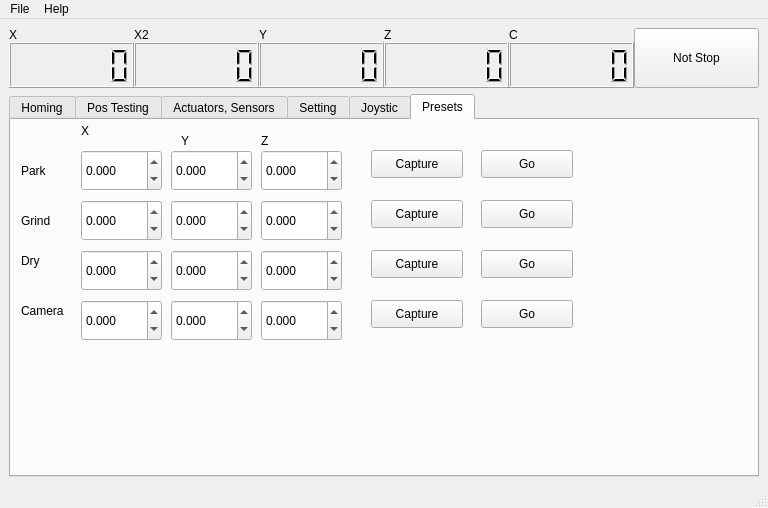
Before: the Qt Designer form Gui.ui in gxurma/PythonCanSteering, drawn with Qt 5.
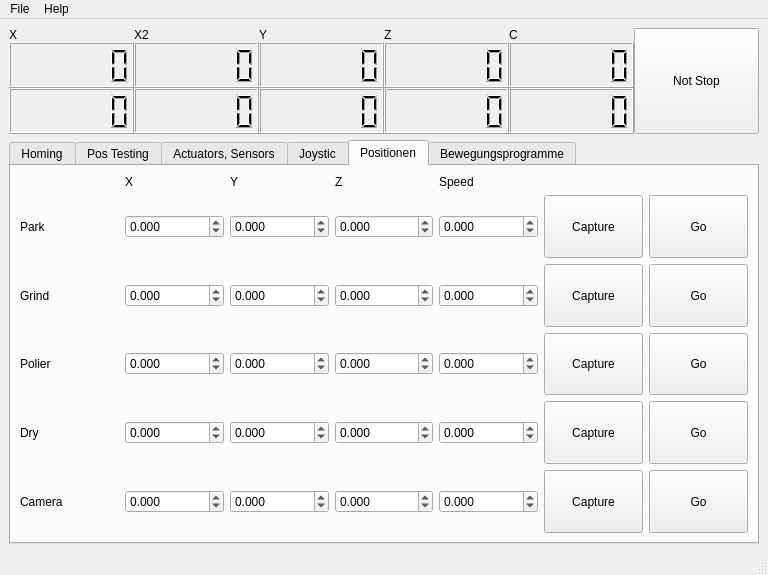
After: the same form once the commit is applied. The open tabs and pages were chosen to show the change.

Commit message: added new gui parts for postion handling

The edit to the form file:
```diff
--- a/Gui.ui
+++ b/Gui.ui
@@ -7,7 +7,7 @@
     <x>0</x>
     <y>0</y>
     <width>768</width>
-    <height>508</height>
+    <height>575</height>
    </rect>
   </property>
   <property name="windowTitle">
@@ -139,7 +139,7 @@
       <item row="0" column="5" rowspan="3">
        <widget class="QPushButton" name="pushButtonNotStop">
         <property name="sizePolicy">
-         <sizepolicy hsizetype="Minimum" vsizetype="Preferred">
+         <sizepolicy hsizetype="Expanding" vsizetype="Preferred">
           <horstretch>0</horstretch>
           <verstretch>0</verstretch>
          </sizepolicy>
@@ -178,6 +178,119 @@
         </property>
        </widget>
       </item>
+      <item row="2" column="0">
+       <widget class="QLCDNumber" name="lcdNumberDROPosCf">
+        <property name="sizePolicy">
+         <sizepolicy hsizetype="Expanding" vsizetype="Preferred">
+          <horstretch>0</horstretch>
+          <verstretch>0</verstretch>
+         </sizepolicy>
+        </property>
+        <property name="minimumSize">
+         <size>
+          <width>0</width>
+          <height>46</height>
+         </size>
+        </property>
+        <property name="numDigits">
+         <number>6</number>
+        </property>
+        <property name="segmentStyle">
+         <enum>QLCDNumber::Filled</enum>
+        </property>
+       </widget>
+      </item>
+      <item row="2" column="1">
+       <widget class="QLCDNumber" name="lcdNumberDROPosYf">
+        <property name="sizePolicy">
+         <sizepolicy hsizetype="Expanding" vsizetype="Preferred">
+          <horstretch>0</horstretch>
+          <verstretch>0</verstretch>
+         </sizepolicy>
+        </property>
+        <property name="minimumSize">
+         <size>
+          <width>0</width>
+          <height>46</height>
+         </size>
+        </property>
+        <property name="numDigits">
+         <number>6</number>
+        </property>
+        <property name="segmentStyle">
+         <enum>QLCDNumber::Filled</enum>
+        </property>
+       </widget>
+      </item>
+      <item row="2" column="3">
+       <widget class="QLCDNumber" name="lcdNumberDROPosX2f">
+        <property name="enabled">
+         <bool>true</bool>
+        </property>
+        <property name="sizePolicy">
+         <sizepolicy hsizetype="Expanding" vsizetype="Preferred">
+          <horstretch>0</horstretch>
+          <verstretch>0</verstretch>
+         </sizepolicy>
+        </property>
+        <property name="minimumSize">
+         <size>
+          <width>0</width>
+          <height>46</height>
+         </size>
+        </property>
+        <property name="numDigits">
+         <number>6</number>
+        </property>
+        <property name="segmentStyle">
+         <enum>QLCDNumber::Filled</enum>
+        </property>
+       </widget>
+      </item>
+      <item row="2" column="4">
+       <widget class="QLCDNumber" name="lcdNumberDROPosXf">
+        <property name="sizePolicy">
+         <sizepolicy hsizetype="Expanding" vsizetype="Preferred">
+          <horstretch>0</horstretch>
+          <verstretch>0</verstretch>
+         </sizepolicy>
+        </property>
+        <property name="minimumSize">
+         <size>
+          <width>0</width>
+          <height>46</height>
+         </size>
+        </property>
+        <property name="numDigits">
+         <number>6</number>
+        </property>
+        <property name="segmentStyle">
+         <enum>QLCDNumber::Filled</enum>
+        </property>
+       </widget>
+      </item>
+      <item row="2" column="2">
+       <widget class="QLCDNumber" name="lcdNumberDROPosZf">
+        <property name="sizePolicy">
+         <sizepolicy hsizetype="Expanding" vsizetype="Preferred">
+          <horstretch>0</horstretch>
+          <verstretch>0</verstretch>
+         </sizepolicy>
+        </property>
+        <property name="minimumSize">
+         <size>
+          <width>0</width>
+          <height>46</height>
+         </size>
+        </property>
+        <property name="numDigits">
+         <number>6</number>
+        </property>
+        <property name="segmentStyle">
+         <enum>QLCDNumber::Filled</enum>
+        </property>
+       </widget>
+      </item>
      </layout>
     </item>
     <item row="1" column="0">
@@ -1066,43 +1179,6 @@
         </item>
        </layout>
       </widget>
-      <widget class="QWidget" name="tab_4">
-       <attribute name="title">
-        <string>Setting</string>
-       </attribute>
-       <widget class="QPushButton" name="pushButtonJoysticMode">
-        <property name="geometry">
-         <rect>
-          <x>10</x>
-          <y>10</y>
-          <width>111</width>
-          <height>71</height>
-         </rect>
-        </property>
-        <property name="text">
-         <string>Joystic mode</string>
-        </property>
-        <property name="checkable">
-         <bool>true</bool>
-        </property>
-       </widget>
-       <widget class="QPushButton" name="pushButtonbCNCMode">
-        <property name="geometry">
-         <rect>
-          <x>150</x>
-          <y>10</y>
-          <width>111</width>
-          <height>71</height>
-         </rect>
-        </property>
-        <property name="text">
-         <string>bCNC mode</string>
-        </property>
-        <property name="checkable">
-         <bool>true</bool>
-        </property>
-       </widget>
-      </widget>
       <widget class="QWidget" name="tab_5">
        <attribute name="title">
         <string>Joystic</string>
@@ -1282,465 +1358,642 @@
       </widget>
       <widget class="QWidget" name="tab_6">
        <attribute name="title">
-        <string>Presets</string>
+        <string>Positionen</string>
        </attribute>
-       <widget class="QDoubleSpinBox" name="doubleSpinBox_ParkX">
+       <layout class="QGridLayout" name="gridLayout_6">
+        <item row="0" column="1">
+         <widget class="QLabel" name="label_14">
+          <property name="sizePolicy">
+           <sizepolicy hsizetype="Preferred" vsizetype="Fixed">
+            <horstretch>0</horstretch>
+            <verstretch>0</verstretch>
+           </sizepolicy>
+          </property>
+          <property name="text">
+           <string>X</string>
+          </property>
+         </widget>
+        </item>
+        <item row="0" column="2">
+         <widget class="QLabel" name="label_15">
+          <property name="sizePolicy">
+           <sizepolicy hsizetype="Preferred" vsizetype="Fixed">
+            <horstretch>0</horstretch>
+            <verstretch>0</verstretch>
+           </sizepolicy>
+          </property>
+          <property name="text">
+           <string>Y</string>
+          </property>
+         </widget>
+        </item>
+        <item row="0" column="3">
+         <widget class="QLabel" name="label_16">
+          <property name="sizePolicy">
+           <sizepolicy hsizetype="Preferred" vsizetype="Fixed">
+            <horstretch>0</horstretch>
+            <verstretch>0</verstretch>
+           </sizepolicy>
+          </property>
+          <property name="text">
+           <string>Z</string>
+          </property>
+         </widget>
+        </item>
+        <item row="0" column="4">
+         <widget class="QLabel" name="label_22">
+          <property name="sizePolicy">
+           <sizepolicy hsizetype="Preferred" vsizetype="Fixed">
+            <horstretch>0</horstretch>
+            <verstretch>0</verstretch>
+           </sizepolicy>
+          </property>
+          <property name="text">
+           <string>Speed</string>
+          </property>
+         </widget>
+        </item>
+        <item row="1" column="0">
+         <widget class="QLabel" name="label_17">
+          <property name="sizePolicy">
+           <sizepolicy hsizetype="Preferred" vsizetype="Preferred">
+            <horstretch>0</horstretch>
+            <verstretch>0</verstretch>
+           </sizepolicy>
+          </property>
+          <property name="text">
+           <string>Park</string>
+          </property>
+         </widget>
+        </item>
+        <item row="1" column="1">
+         <widget class="QDoubleSpinBox" name="doubleSpinBox_ParkX">
+          <property name="decimals">
+           <number>3</number>
+          </property>
+          <property name="minimum">
+           <double>-200.000000000000000</double>
+          </property>
+          <property name="maximum">
+           <double>200.000000000000000</double>
+          </property>
+          <property name="singleStep">
+           <double>0.001000000000000</double>
+          </property>
+         </widget>
+        </item>
+        <item row="1" column="2">
+         <widget class="QDoubleSpinBox" name="doubleSpinBox_ParkY">
+          <property name="decimals">
+           <number>3</number>
+          </property>
+          <property name="minimum">
+           <double>-200.000000000000000</double>
+          </property>
+          <property name="maximum">
+           <double>200.000000000000000</double>
+          </property>
+          <property name="singleStep">
+           <double>0.001000000000000</double>
+          </property>
+         </widget>
+        </item>
+        <item row="1" column="3">
+         <widget class="QDoubleSpinBox" name="doubleSpinBox_ParkZ">
+          <property name="decimals">
+           <number>3</number>
+          </property>
+          <property name="minimum">
+           <double>-50.000000000000000</double>
+          </property>
+          <property name="maximum">
+           <double>4.000000000000000</double>
+          </property>
+          <property name="singleStep">
+           <double>0.001000000000000</double>
+          </property>
+         </widget>
+        </item>
+        <item row="1" column="4">
+         <widget class="QDoubleSpinBox" name="doubleSpinBox_ParkSpeed">
+          <property name="decimals">
+           <number>3</number>
+          </property>
+          <property name="minimum">
+           <double>-200.000000000000000</double>
+          </property>
+          <property name="maximum">
+           <double>200.000000000000000</double>
+          </property>
+          <property name="singleStep">
+           <double>0.001000000000000</double>
+          </property>
+         </widget>
+        </item>
+        <item row="1" column="5">
+         <widget class="QPushButton" name="pushButton_CapturePark">
+          <property name="sizePolicy">
+           <sizepolicy hsizetype="Minimum" vsizetype="Expanding">
+            <horstretch>0</horstretch>
+            <verstretch>0</verstretch>
+           </sizepolicy>
+          </property>
+          <property name="text">
+           <string>Capture</string>
+          </property>
+         </widget>
+        </item>
+        <item row="1" column="6">
+         <widget class="QPushButton" name="pushButton_GoPark">
+          <property name="sizePolicy">
+           <sizepolicy hsizetype="Minimum" vsizetype="Expanding">
+            <horstretch>0</horstretch>
+            <verstretch>0</verstretch>
+           </sizepolicy>
+          </property>
+          <property name="text">
+           <string>Go</string>
+          </property>
+         </widget>
+        </item>
+        <item row="2" column="0">
+         <widget class="QLabel" name="label_18">
+          <property name="text">
+           <string>Grind</string>
+          </property>
+         </widget>
+        </item>
+        <item row="2" column="1">
+         <widget class="QDoubleSpinBox" name="doubleSpinBox_GrindX">
+          <property name="decimals">
+           <number>3</number>
+          </property>
+          <property name="minimum">
+           <double>-200.000000000000000</double>
+          </property>
+          <property name="maximum">
+           <double>200.000000000000000</double>
+          </property>
+          <property name="singleStep">
+           <double>0.001000000000000</double>
+          </property>
+         </widget>
+        </item>
+        <item row="2" column="2">
+         <widget class="QDoubleSpinBox" name="doubleSpinBox_GrindY">
+          <property name="decimals">
+           <number>3</number>
+          </property>
+          <property name="minimum">
+           <double>-200.000000000000000</double>
+          </property>
+          <property name="maximum">
+           <double>200.000000000000000</double>
+          </property>
+          <property name="singleStep">
+           <double>0.001000000000000</double>
+          </property>
+         </widget>
+        </item>
+        <item row="2" column="3">
+         <widget class="QDoubleSpinBox" name="doubleSpinBox_GrindZ">
+          <property name="decimals">
+           <number>3</number>
+          </property>
+          <property name="minimum">
+           <double>-50.000000000000000</double>
+          </property>
+          <property name="maximum">
+           <double>4.000000000000000</double>
+          </property>
+          <property name="singleStep">
+           <double>0.001000000000000</double>
+          </property>
+         </widget>
+        </item>
+        <item row="2" column="4">
+         <widget class="QDoubleSpinBox" name="doubleSpinBox_GrindSpeed">
+          <property name="decimals">
+           <number>3</number>
+          </property>
+          <property name="minimum">
+           <double>-200.000000000000000</double>
+          </property>
+          <property name="maximum">
+           <double>200.000000000000000</double>
+          </property>
+          <property name="singleStep">
+           <double>0.001000000000000</double>
+          </property>
+         </widget>
+        </item>
+        <item row="2" column="5">
+         <widget class="QPushButton" name="pushButton_CaptureGrind">
+          <property name="sizePolicy">
+           <sizepolicy hsizetype="Minimum" vsizetype="Expanding">
+            <horstretch>0</horstretch>
+            <verstretch>0</verstretch>
+           </sizepolicy>
+          </property>
+          <property name="text">
+           <string>Capture</string>
+          </property>
+         </widget>
+        </item>
+        <item row="2" column="6">
+         <widget class="QPushButton" name="pushButton_GoGrind">
+          <property name="sizePolicy">
+           <sizepolicy hsizetype="Minimum" vsizetype="Expanding">
+            <horstretch>0</horstretch>
+            <verstretch>0</verstretch>
+           </sizepolicy>
+          </property>
+          <property name="text">
+           <string>Go</string>
+          </property>
+         </widget>
+        </item>
+        <item row="3" column="0">
+         <widget class="QLabel" name="label_21">
+          <property name="text">
+           <string>Polier</string>
+          </property>
+         </widget>
+        </item>
+        <item row="3" column="1">
+         <widget class="QDoubleSpinBox" name="doubleSpinBox_PolierX">
+          <property name="decimals">
+           <number>3</number>
+          </property>
+          <property name="minimum">
+           <double>-200.000000000000000</double>
+          </property>
+          <property name="maximum">
+           <double>200.000000000000000</double>
+          </property>
+          <property name="singleStep">
+           <double>0.001000000000000</double>
+          </property>
+         </widget>
+        </item>
+        <item row="3" column="2">
+         <widget class="QDoubleSpinBox" name="doubleSpinBox_PolierY">
+          <property name="decimals">
+           <number>3</number>
+          </property>
+          <property name="minimum">
+           <double>-200.000000000000000</double>
+          </property>
+          <property name="maximum">
+           <double>200.000000000000000</double>
+          </property>
+          <property name="singleStep">
+           <double>0.001000000000000</double>
+          </property>
+         </widget>
+        </item>
+        <item row="3" column="3">
+         <widget class="QDoubleSpinBox" name="doubleSpinBox_PolierZ">
+          <property name="decimals">
+           <number>3</number>
+          </property>
+          <property name="minimum">
+           <double>-50.000000000000000</double>
+          </property>
+          <property name="maximum">
+           <double>4.000000000000000</double>
+          </property>
+          <property name="singleStep">
+           <double>0.001000000000000</double>
+          </property>
+         </widget>
+        </item>
+        <item row="3" column="4">
+         <widget class="QDoubleSpinBox" name="doubleSpinBox_PolierSpeed">
+          <property name="decimals">
+           <number>3</number>
+          </property>
+          <property name="minimum">
+           <double>-200.000000000000000</double>
+          </property>
+          <property name="maximum">
+           <double>200.000000000000000</double>
+          </property>
+          <property name="singleStep">
+           <double>0.001000000000000</double>
+          </property>
+         </widget>
+        </item>
+        <item row="3" column="5">
+         <widget class="QPushButton" name="pushButton_CapturePolier">
+          <property name="sizePolicy">
+           <sizepolicy hsizetype="Minimum" vsizetype="Expanding">
+            <horstretch>0</horstretch>
+            <verstretch>0</verstretch>
+           </sizepolicy>
+          </property>
+          <property name="text">
+           <string>Capture</string>
+          </property>
+         </widget>
+        </item>
+        <item row="3" column="6">
+         <widget class="QPushButton" name="pushButton_GoPolier">
+          <property name="sizePolicy">
+           <sizepolicy hsizetype="Minimum" vsizetype="Expanding">
+            <horstretch>0</horstretch>
+            <verstretch>0</verstretch>
+           </sizepolicy>
+          </property>
+          <property name="text">
+           <string>Go</string>
+          </property>
+         </widget>
+        </item>
+        <item row="4" column="0">
+         <widget class="QLabel" name="label_20">
+          <property name="text">
+           <string>Dry</string>
+          </property>
+         </widget>
+        </item>
+        <item row="4" column="1">
+         <widget class="QDoubleSpinBox" name="doubleSpinBox_DryX">
+          <property name="decimals">
+           <number>3</number>
+          </property>
+          <property name="minimum">
+           <double>-200.000000000000000</double>
+          </property>
+          <property name="maximum">
+           <double>200.000000000000000</double>
+          </property>
+          <property name="singleStep">
+           <double>0.001000000000000</double>
+          </property>
+         </widget>
+        </item>
+        <item row="4" column="2">
+         <widget class="QDoubleSpinBox" name="doubleSpinBox_DryY">
+          <property name="decimals">
+           <number>3</number>
+          </property>
+          <property name="minimum">
+           <double>-200.000000000000000</double>
+          </property>
+          <property name="maximum">
+           <double>200.000000000000000</double>
+          </property>
+          <property name="singleStep">
+           <double>0.001000000000000</double>
+          </property>
+         </widget>
+        </item>
+        <item row="4" column="3">
+         <widget class="QDoubleSpinBox" name="doubleSpinBox_DryZ">
+          <property name="decimals">
+           <number>3</number>
+          </property>
+          <property name="minimum">
+           <double>-50.000000000000000</double>
+          </property>
+          <property name="maximum">
+           <double>4.000000000000000</double>
+          </property>
+          <property name="singleStep">
+           <double>0.001000000000000</double>
+          </property>
+         </widget>
+        </item>
+        <item row="4" column="4">
+         <widget class="QDoubleSpinBox" name="doubleSpinBox_DrySpeed">
+          <property name="decimals">
+           <number>3</number>
+          </property>
+          <property name="minimum">
+           <double>-200.000000000000000</double>
+          </property>
+          <property name="maximum">
+           <double>200.000000000000000</double>
+          </property>
+          <property name="singleStep">
+           <double>0.001000000000000</double>
+          </property>
+         </widget>
+        </item>
+        <item row="4" column="5">
+         <widget class="QPushButton" name="pushButton_CaptureDry">
+          <property name="sizePolicy">
+           <sizepolicy hsizetype="Minimum" vsizetype="Expanding">
+            <horstretch>0</horstretch>
+            <verstretch>0</verstretch>
+           </sizepolicy>
+          </property>
+          <property name="text">
+           <string>Capture</string>
+          </property>
+         </widget>
+        </item>
+        <item row="4" column="6">
+         <widget class="QPushButton" name="pushButton_GoDry">
+          <property name="sizePolicy">
+           <sizepolicy hsizetype="Minimum" vsizetype="Expanding">
+            <horstretch>0</horstretch>
+            <verstretch>0</verstretch>
+           </sizepolicy>
+          </property>
+          <property name="text">
+           <string>Go</string>
+          </property>
+         </widget>
+        </item>
+        <item row="5" column="0">
+         <widget class="QLabel" name="label_19">
+          <property name="text">
+           <string>Camera</string>
+          </property>
+         </widget>
+        </item>
+        <item row="5" column="1">
+         <widget class="QDoubleSpinBox" name="doubleSpinBox_CameraX">
+          <property name="decimals">
+           <number>3</number>
+          </property>
+          <property name="minimum">
+           <double>-200.000000000000000</double>
+          </property>
+          <property name="maximum">
+           <double>200.000000000000000</double>
+          </property>
+          <property name="singleStep">
+           <double>0.001000000000000</double>
+          </property>
+         </widget>
+        </item>
+        <item row="5" column="2">
+         <widget class="QDoubleSpinBox" name="doubleSpinBox_CameraY">
+          <property name="decimals">
+           <number>3</number>
+          </property>
+          <property name="minimum">
+           <double>-200.000000000000000</double>
+          </property>
+          <property name="maximum">
+           <double>200.000000000000000</double>
+          </property>
+          <property name="singleStep">
+           <double>0.001000000000000</double>
+          </property>
+         </widget>
+        </item>
+        <item row="5" column="3">
+         <widget class="QDoubleSpinBox" name="doubleSpinBox_CameraZ">
+          <property name="decimals">
+           <number>3</number>
+          </property>
+          <property name="minimum">
+           <double>-50.000000000000000</double>
+          </property>
+          <property name="maximum">
+           <double>4.000000000000000</double>
+          </property>
+          <property name="singleStep">
+           <double>0.001000000000000</double>
+          </property>
+         </widget>
+        </item>
+        <item row="5" column="4">
+         <widget class="QDoubleSpinBox" name="doubleSpinBox_CameraSpeed">
+          <property name="decimals">
+           <number>3</number>
+          </property>
+          <property name="minimum">
+           <double>-200.000000000000000</double>
+          </property>
+          <property name="maximum">
+           <double>200.000000000000000</double>
+          </property>
+          <property name="singleStep">
+           <double>0.001000000000000</double>
+          </property>
+         </widget>
+        </item>
+        <item row="5" column="5">
+         <widget class="QPushButton" name="pushButton_CaptureCamera">
+          <property name="sizePolicy">
+           <sizepolicy hsizetype="Minimum" vsizetype="Expanding">
+            <horstretch>0</horstretch>
+            <verstretch>0</verstretch>
+           </sizepolicy>
+          </property>
+          <property name="text">
+           <string>Capture</string>
+          </property>
+         </widget>
+        </item>
+        <item row="5" column="6">
+         <widget class="QPushButton" name="pushButton_GoCamera">
+          <property name="sizePolicy">
+           <sizepolicy hsizetype="Minimum" vsizetype="Expanding">
+            <horstretch>0</horstretch>
+            <verstretch>0</verstretch>
+           </sizepolicy>
+          </property>
+          <property name="text">
+           <string>Go</string>
+          </property>
+         </widget>
+        </item>
+       </layout>
+      </widget>
+      <widget class="QWidget" name="tab_4">
+       <attribute name="title">
+        <string>Bewegungsprogramme</string>
+       </attribute>
+       <widget class="QPushButton" name="pushButton">
         <property name="geometry">
          <rect>
-          <x>70</x>
+          <x>30</x>
           <y>30</y>
-          <width>81</width>
+          <width>151</width>
           <height>41</height>
          </rect>
         </property>
-        <property name="decimals">
-         <number>3</number>
-        </property>
-        <property name="minimum">
-         <double>-200.000000000000000</double>
-        </property>
-        <property name="maximum">
-         <double>200.000000000000000</double>
-        </property>
-        <property name="singleStep">
-         <double>0.001000000000000</double>
-        </property>
-       </widget>
-       <widget class="QLabel" name="label_14">
-        <property name="geometry">
-         <rect>
-          <x>70</x>
-          <y>0</y>
-          <width>71</width>
-          <height>21</height>
-         </rect>
-        </property>
         <property name="text">
-         <string>X</string>
+         <string>Schleifen mit 
+Z hub fahren</string>
         </property>
        </widget>
-       <widget class="QLabel" name="label_15">
+       <widget class="QPushButton" name="pushButton_2">
         <property name="geometry">
          <rect>
-          <x>170</x>
-          <y>10</y>
-          <width>71</width>
-          <height>21</height>
-         </rect>
-        </property>
-        <property name="text">
-         <string>Y</string>
-        </property>
-       </widget>
-       <widget class="QDoubleSpinBox" name="doubleSpinBox_ParkY">
-        <property name="geometry">
-         <rect>
-          <x>160</x>
-          <y>30</y>
-          <width>81</width>
-          <height>41</height>
-         </rect>
-        </property>
-        <property name="decimals">
-         <number>3</number>
-        </property>
-        <property name="minimum">
-         <double>-200.000000000000000</double>
-        </property>
-        <property name="maximum">
-         <double>200.000000000000000</double>
-        </property>
-        <property name="singleStep">
-         <double>0.001000000000000</double>
-        </property>
-       </widget>
-       <widget class="QDoubleSpinBox" name="doubleSpinBox_ParkZ">
-        <property name="geometry">
-         <rect>
-          <x>250</x>
-          <y>30</y>
-          <width>81</width>
-          <height>41</height>
-         </rect>
-        </property>
-        <property name="decimals">
-         <number>3</number>
-        </property>
-        <property name="minimum">
-         <double>-200.000000000000000</double>
-        </property>
-        <property name="maximum">
-         <double>200.000000000000000</double>
-        </property>
-        <property name="singleStep">
-         <double>0.001000000000000</double>
-        </property>
-       </widget>
-       <widget class="QLabel" name="label_16">
-        <property name="geometry">
-         <rect>
-          <x>250</x>
-          <y>10</y>
-          <width>71</width>
-          <height>21</height>
-         </rect>
-        </property>
-        <property name="text">
-         <string>Z</string>
-        </property>
-       </widget>
-       <widget class="QLabel" name="label_17">
-        <property name="geometry">
-         <rect>
-          <x>10</x>
-          <y>40</y>
-          <width>51</width>
-          <height>21</height>
-         </rect>
-        </property>
-        <property name="text">
-         <string>Park</string>
-        </property>
-       </widget>
-       <widget class="QLabel" name="label_18">
-        <property name="geometry">
-         <rect>
-          <x>10</x>
+          <x>30</x>
           <y>90</y>
-          <width>51</width>
-          <height>21</height>
+          <width>151</width>
+          <height>41</height>
          </rect>
         </property>
         <property name="text">
-         <string>Grind</string>
+         <string>Tupfen</string>
         </property>
        </widget>
-       <widget class="QLabel" name="label_19">
+       <widget class="QPushButton" name="pushButton_3">
         <property name="geometry">
          <rect>
-          <x>10</x>
-          <y>180</y>
-          <width>51</width>
-          <height>21</height>
+          <x>30</x>
+          <y>150</y>
+          <width>151</width>
+          <height>41</height>
          </rect>
         </property>
         <property name="text">
-         <string>Camera</string>
+         <string>Foto machen</string>
         </property>
        </widget>
-       <widget class="QLabel" name="label_20">
+       <widget class="QDoubleSpinBox" name="doubleSpinBox_3">
         <property name="geometry">
          <rect>
-          <x>10</x>
-          <y>130</y>
-          <width>51</width>
-          <height>21</height>
-         </rect>
-        </property>
-        <property name="text">
-         <string>Dry</string>
-        </property>
-       </widget>
-       <widget class="QDoubleSpinBox" name="doubleSpinBox_GrindX">
-        <property name="geometry">
-         <rect>
-          <x>70</x>
-          <y>80</y>
+          <x>200</x>
+          <y>50</y>
           <width>81</width>
-          <height>41</height>
+          <height>31</height>
          </rect>
         </property>
-        <property name="decimals">
-         <number>3</number>
-        </property>
-        <property name="minimum">
-         <double>-200.000000000000000</double>
-        </property>
-        <property name="maximum">
-         <double>200.000000000000000</double>
-        </property>
-        <property name="singleStep">
-         <double>0.001000000000000</double>
-        </property>
        </widget>
-       <widget class="QDoubleSpinBox" name="doubleSpinBox_GrindY">
+       <widget class="QDoubleSpinBox" name="doubleSpinBox_4">
         <property name="geometry">
          <rect>
-          <x>160</x>
-          <y>80</y>
-          <width>81</width>
-          <height>41</height>
+          <x>300</x>
+          <y>50</y>
+          <width>91</width>
+          <height>31</height>
          </rect>
         </property>
-        <property name="decimals">
-         <number>3</number>
-        </property>
-        <property name="minimum">
-         <double>-200.000000000000000</double>
-        </property>
-        <property name="maximum">
-         <double>200.000000000000000</double>
-        </property>
-        <property name="singleStep">
-         <double>0.001000000000000</double>
-        </property>
        </widget>
-       <widget class="QDoubleSpinBox" name="doubleSpinBox_GrindZ">
+       <widget class="QLabel" name="label_23">
         <property name="geometry">
          <rect>
-          <x>250</x>
-          <y>80</y>
-          <width>81</width>
-          <height>41</height>
-         </rect>
-        </property>
-        <property name="decimals">
-         <number>3</number>
-        </property>
-        <property name="minimum">
-         <double>-200.000000000000000</double>
-        </property>
-        <property name="maximum">
-         <double>200.000000000000000</double>
-        </property>
-        <property name="singleStep">
-         <double>0.001000000000000</double>
-        </property>
-       </widget>
-       <widget class="QDoubleSpinBox" name="doubleSpinBox_DryZ">
-        <property name="geometry">
-         <rect>
-          <x>250</x>
-          <y>130</y>
-          <width>81</width>
-          <height>41</height>
-         </rect>
-        </property>
-        <property name="decimals">
-         <number>3</number>
-        </property>
-        <property name="minimum">
-         <double>-200.000000000000000</double>
-        </property>
-        <property name="maximum">
-         <double>200.000000000000000</double>
-        </property>
-        <property name="singleStep">
-         <double>0.001000000000000</double>
-        </property>
-       </widget>
-       <widget class="QDoubleSpinBox" name="doubleSpinBox_DryY">
-        <property name="geometry">
-         <rect>
-          <x>160</x>
-          <y>130</y>
-          <width>81</width>
-          <height>41</height>
-         </rect>
-        </property>
-        <property name="decimals">
-         <number>3</number>
-        </property>
-        <property name="minimum">
-         <double>-200.000000000000000</double>
-        </property>
-        <property name="maximum">
-         <double>200.000000000000000</double>
-        </property>
-        <property name="singleStep">
-         <double>0.001000000000000</double>
-        </property>
-       </widget>
-       <widget class="QDoubleSpinBox" name="doubleSpinBox_DryX">
-        <property name="geometry">
-         <rect>
-          <x>70</x>
-          <y>130</y>
-          <width>81</width>
-          <height>41</height>
-         </rect>
-        </property>
-        <property name="decimals">
-         <number>3</number>
-        </property>
-        <property name="minimum">
-         <double>-200.000000000000000</double>
-        </property>
-        <property name="maximum">
-         <double>200.000000000000000</double>
-        </property>
-        <property name="singleStep">
-         <double>0.001000000000000</double>
-        </property>
-       </widget>
-       <widget class="QDoubleSpinBox" name="doubleSpinBox_CameraZ">
-        <property name="geometry">
-         <rect>
-          <x>250</x>
-          <y>180</y>
-          <width>81</width>
-          <height>41</height>
-         </rect>
-        </property>
-        <property name="decimals">
-         <number>3</number>
-        </property>
-        <property name="minimum">
-         <double>-200.000000000000000</double>
-        </property>
-        <property name="maximum">
-         <double>200.000000000000000</double>
-        </property>
-        <property name="singleStep">
-         <double>0.001000000000000</double>
-        </property>
-       </widget>
-       <widget class="QDoubleSpinBox" name="doubleSpinBox_CameraX">
-        <property name="geometry">
-         <rect>
-          <x>70</x>
-          <y>180</y>
-          <width>81</width>
-          <height>41</height>
-         </rect>
-        </property>
-        <property name="decimals">
-         <number>3</number>
-        </property>
-        <property name="minimum">
-         <double>-200.000000000000000</double>
-        </property>
-        <property name="maximum">
-         <double>200.000000000000000</double>
-        </property>
-        <property name="singleStep">
-         <double>0.001000000000000</double>
-        </property>
-       </widget>
-       <widget class="QDoubleSpinBox" name="doubleSpinBox_CameraY">
-        <property name="geometry">
-         <rect>
-          <x>160</x>
-          <y>180</y>
-          <width>81</width>
-          <height>41</height>
-         </rect>
-        </property>
-        <property name="decimals">
-         <number>3</number>
-        </property>
-        <property name="minimum">
-         <double>-200.000000000000000</double>
-        </property>
-        <property name="maximum">
-         <double>200.000000000000000</double>
-        </property>
-        <property name="singleStep">
-         <double>0.001000000000000</double>
-        </property>
-       </widget>
-       <widget class="QPushButton" name="pushButton_CapturePark">
-        <property name="geometry">
-         <rect>
-          <x>360</x>
+          <x>200</x>
           <y>30</y>
-          <width>92</width>
-          <height>28</height>
+          <width>59</width>
+          <height>16</height>
          </rect>
         </property>
         <property name="text">
-         <string>Capture</string>
+         <string>Delta</string>
         </property>
        </widget>
-       <widget class="QPushButton" name="pushButton_CaptureGrind">
+       <widget class="QLabel" name="label_24">
         <property name="geometry">
          <rect>
-          <x>360</x>
-          <y>80</y>
-          <width>92</width>
-          <height>28</height>
-         </rect>
-        </property>
-        <property name="text">
-         <string>Capture</string>
-        </property>
-       </widget>
-       <widget class="QPushButton" name="pushButton_CaptureDry">
-        <property name="geometry">
-         <rect>
-          <x>360</x>
-          <y>130</y>
-          <width>92</width>
-          <height>28</height>
-         </rect>
-        </property>
-        <property name="text">
-         <string>Capture</string>
-        </property>
-       </widget>
-       <widget class="QPushButton" name="pushButton_CaptureCamera">
-        <property name="geometry">
-         <rect>
-          <x>360</x>
-          <y>180</y>
-          <width>92</width>
-          <height>28</height>
-         </rect>
-        </property>
-        <property name="text">
-         <string>Capture</string>
-        </property>
-       </widget>
-       <widget class="QPushButton" name="pushButton_GoPark">
-        <property name="geometry">
-         <rect>
-          <x>470</x>
+          <x>300</x>
           <y>30</y>
-          <width>92</width>
-          <height>28</height>
+          <width>59</width>
+          <height>16</height>
          </rect>
         </property>
         <property name="text">
-         <string>Go</string>
-        </property>
-       </widget>
-       <widget class="QPushButton" name="pushButton_GoGrind">
-        <property name="geometry">
-         <rect>
-          <x>470</x>
-          <y>80</y>
-          <width>92</width>
-          <height>28</height>
-         </rect>
-        </property>
-        <property name="text">
-         <string>Go</string>
-        </property>
-       </widget>
-       <widget class="QPushButton" name="pushButton_GoDry">
-        <property name="geometry">
-         <rect>
-          <x>470</x>
-          <y>130</y>
-          <width>92</width>
-          <height>28</height>
-         </rect>
-        </property>
-        <property name="text">
-         <string>Go</string>
-        </property>
-       </widget>
-       <widget class="QPushButton" name="pushButton_GoCamera">
-        <property name="geometry">
-         <rect>
-          <x>470</x>
-          <y>180</y>
-          <width>92</width>
-          <height>28</height>
-         </rect>
-        </property>
-        <property name="text">
-         <string>Go</string>
+         <string>Speed</string>
         </property>
        </widget>
       </widget>
```
Left out of the diff: 1215 changed lines with no effect on the pictures. The commit also changes 2 other files.
